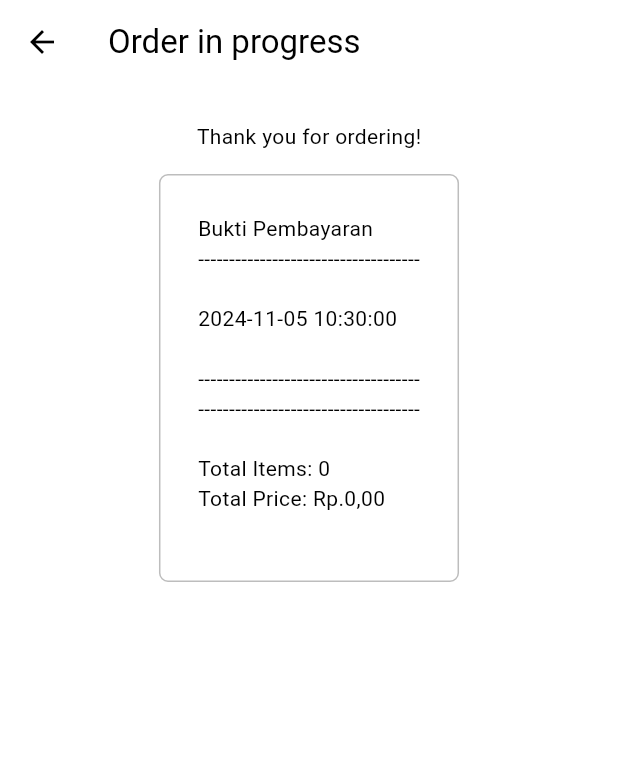
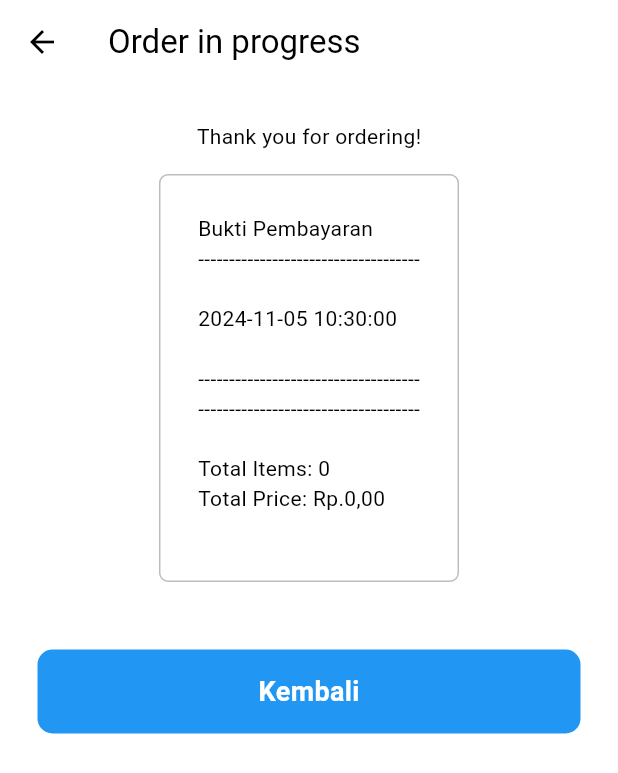
Before and after one commit to strik73/uasppb_2021130007, a Flutter app: the OrderPage screen opened directly, on a phone screen of 412 x 824 dp. Shown: the top 773 px of the screen. Run offline on Flutter 3.47's test engine with Material 3 defaults, Android fonts, the phone set to English and light mode, and no system bars; our stand-ins replace cloud_firestore, firebase_auth, firebase_core; accounts and stored records are empty.

Commit message:
Add button to home

```diff
--- a/lib/pages/order_page.dart
+++ b/lib/pages/order_page.dart
@@ -1,6 +1,8 @@
 import 'package:flutter/material.dart';
 import 'package:uasppb_2021130007/components/bon_pembayaran.dart';
+import 'package:uasppb_2021130007/components/custom_button.dart';
 import 'package:uasppb_2021130007/models/resto.dart';
+import 'package:uasppb_2021130007/pages/home_page.dart';
 import 'package:uasppb_2021130007/services/database/firestore.dart';
 import 'package:provider/provider.dart';
 
@@ -27,7 +29,30 @@ class _OrderPageState extends State<OrderPage> {
       appBar: AppBar(
         title: const Text("Order in progress"),
       ),
-      body: const BonPembayaran(),
+      body: Column(
+        children: [
+          const BonPembayaran(),
+          const SizedBox(
+            height: 20,
+          ),
+          Consumer<Resto>(
+            builder: (context, resto, child) {
+              return CustomButton(
+                onTap: () {
+                  resto.clearCart();
+                  Navigator.push(
+                    context,
+                    MaterialPageRoute(
+                      builder: (context) => const HomePage(),
+                    ),
+                  );
+                },
+                text: 'Kembali',
+              );
+            },
+          ),
+        ],
+      ),
     );
   }
 }
```
